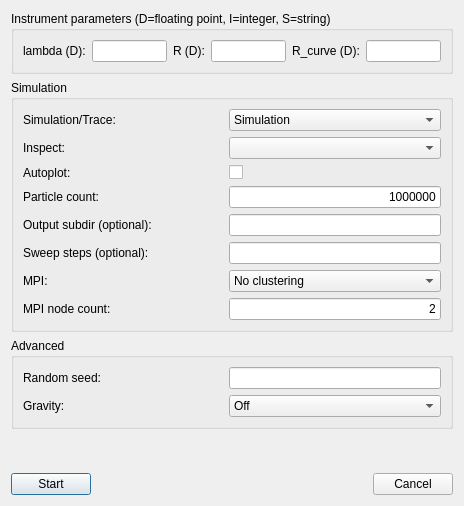
Qt form tools/Python/mcgui/ssd.ui (McStasMcXtrace/McCode) before a commit.
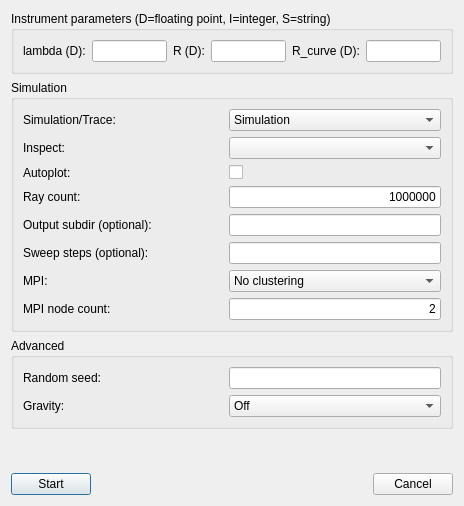
The same form after that commit.

Commit message: Systematically use "Ray count" on m*gui run dialogues (mouseover tooltip pending)

```diff
--- a/tools/Python/mcgui/ssd.ui
+++ b/tools/Python/mcgui/ssd.ui
@@ -150,7 +150,7 @@
         <item row="4" column="1">
          <widget class="QLabel" name="lblNeutronCount">
           <property name="text">
-           <string>Particle count:</string>
+           <string>Ray count:</string>
           </property>
          </widget>
         </item>
```
The commit also changes 3 other files.
